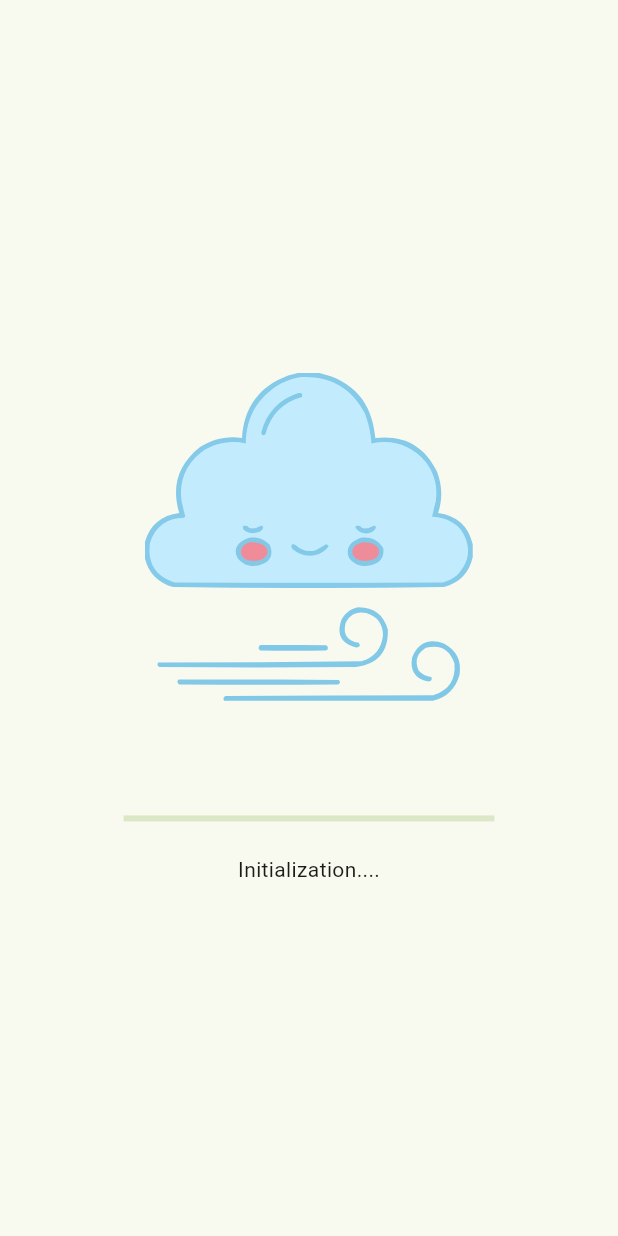
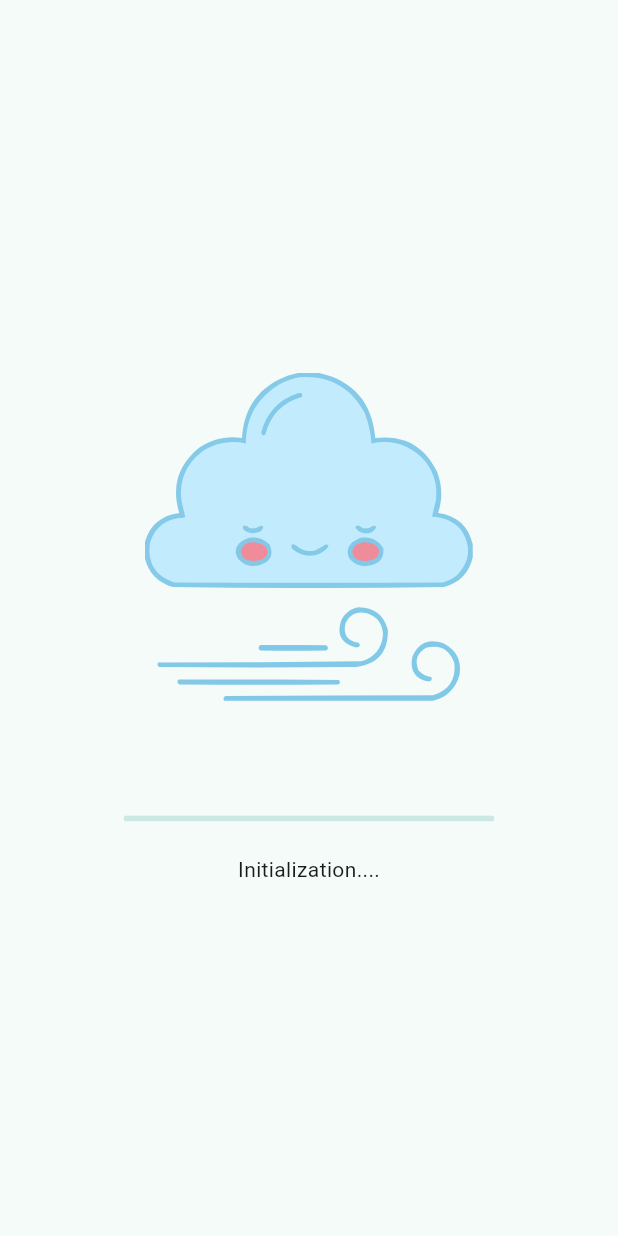
Before and after one commit to NikitaMasev/weather_app, a Flutter app: the first screen one second after launch, on a phone screen of 412 x 824 dp. Run offline on Flutter 3.47's test engine with Material 3 defaults, Android fonts, the phone set to English and light mode, and no system bars; our stand-ins replace flutter_svg, sentry_flutter, shared_preferences, vector_graphics; generated files the repository leaves out were written again.

Commit message:
changed style progress_description_animation.dart; changed color scheme;

```diff
--- a/lib/presentation/pages/start_flow/splash_page.dart
+++ b/lib/presentation/pages/start_flow/splash_page.dart
@@ -26,7 +26,6 @@ class _SplashPageState extends State<SplashPage> {
         .catchError((final err) {
       ///TODO If error initialization=>log and send to crashlytic
     }).then((final appDependencies) {
-      ///TODO Navigate to next screen
       AppDependenciesProvider.setUp(context, appDependencies);
 
       Navigator.of(context).pushReplacement(
--- a/lib/presentation/theming/theme_builder.dart
+++ b/lib/presentation/theming/theme_builder.dart
@@ -35,100 +35,100 @@ sealed class ThemeBuilder {
 
   static ColorScheme _lightScheme() => const ColorScheme(
         brightness: Brightness.light,
-        primary: Color(4283196971),
-        surfaceTint: Color(4283196971),
+        primary: Color(4278217316),
+        surfaceTint: Color(4278217316),
         onPrimary: Color(4294967295),
-        primaryContainer: Color(4291685795),
-        onPrimaryContainer: Color(4279246848),
-        secondary: Color(4283982409),
+        primaryContainer: Color(4288541417),
+        onPrimaryContainer: Color(4278198302),
+        secondary: Color(4283065184),
         onSecondary: Color(4294967295),
-        secondaryContainer: Color(4292667336),
-        onSecondaryContainer: Color(4279574027),
-        tertiary: Color(4281886307),
+        secondaryContainer: Color(4291619044),
+        onSecondaryContainer: Color(4278525725),
+        tertiary: Color(4282933626),
         onTertiary: Color(4294967295),
-        tertiaryContainer: Color(4290571495),
-        onTertiaryContainer: Color(4278198302),
+        tertiaryContainer: Color(4291814911),
+        onTertiaryContainer: Color(4278197556),
         error: Color(4290386458),
         onError: Color(4294967295),
         errorContainer: Color(4294957782),
         onErrorContainer: Color(4282449922),
-        surface: Color(4294572783),
-        onSurface: Color(4279901206),
-        onSurfaceVariant: Color(4282665021),
-        outline: Color(4285888876),
-        outlineVariant: Color(4291152058),
+        surface: Color(4294245369),
+        onSurface: Color(4279639324),
+        onSurfaceVariant: Color(4282337607),
+        outline: Color(4285495671),
+        outlineVariant: Color(4290693574),
         shadow: Color(4278190080),
         scrim: Color(4278190080),
-        inverseSurface: Color(4281282858),
-        inversePrimary: Color(4289843594),
-        primaryFixed: Color(4291685795),
-        onPrimaryFixed: Color(4279246848),
-        primaryFixedDim: Color(4289843594),
-        onPrimaryFixedVariant: Color(4281683478),
-        secondaryFixed: Color(4292667336),
-        onSecondaryFixed: Color(4279574027),
-        secondaryFixedDim: Color(4290759597),
-        onSecondaryFixedVariant: Color(4282403379),
-        tertiaryFixed: Color(4290571495),
-        onTertiaryFixed: Color(4278198302),
-        tertiaryFixedDim: Color(4288729291),
-        onTertiaryFixedVariant: Color(4280241739),
-        surfaceDim: Color(4292533200),
-        surfaceBright: Color(4294572783),
+        inverseSurface: Color(4281020977),
+        inversePrimary: Color(4286698957),
+        primaryFixed: Color(4288541417),
+        onPrimaryFixed: Color(4278198302),
+        primaryFixedDim: Color(4286698957),
+        onPrimaryFixedVariant: Color(4278210635),
+        secondaryFixed: Color(4291619044),
+        onSecondaryFixed: Color(4278525725),
+        secondaryFixedDim: Color(4289776840),
+        onSecondaryFixedVariant: Color(4281486153),
+        tertiaryFixed: Color(4291814911),
+        onTertiaryFixed: Color(4278197556),
+        tertiaryFixedDim: Color(4289710567),
+        onTertiaryFixedVariant: Color(4281354594),
+        surfaceDim: Color(4292205530),
+        surfaceBright: Color(4294245369),
         surfaceContainerLowest: Color(4294967295),
-        surfaceContainerLow: Color(4294178025),
-        surfaceContainer: Color(4293849059),
-        surfaceContainerHigh: Color(4293454302),
-        surfaceContainerHighest: Color(4293059544),
+        surfaceContainerLow: Color(4293916147),
+        surfaceContainer: Color(4293521389),
+        surfaceContainerHigh: Color(4293126632),
+        surfaceContainerHighest: Color(4292732130),
       );
 
   static ColorScheme _darkScheme() => const ColorScheme(
         brightness: Brightness.dark,
-        primary: Color(4289843594),
-        surfaceTint: Color(4289843594),
-        onPrimary: Color(4280235777),
-        primaryContainer: Color(4281683478),
-        onPrimaryContainer: Color(4291685795),
-        secondary: Color(4290759597),
-        onSecondary: Color(4280955678),
-        secondaryContainer: Color(4282403379),
-        onSecondaryContainer: Color(4292667336),
-        tertiary: Color(4288729291),
-        onTertiary: Color(4278204213),
-        tertiaryContainer: Color(4280241739),
-        onTertiaryContainer: Color(4290571495),
+        primary: Color(4286698957),
+        surfaceTint: Color(4286698957),
+        onPrimary: Color(4278204212),
+        primaryContainer: Color(4278210635),
+        onPrimaryContainer: Color(4288541417),
+        secondary: Color(4289776840),
+        onSecondary: Color(4280038706),
+        secondaryContainer: Color(4281486153),
+        onSecondaryContainer: Color(4291619044),
+        tertiary: Color(4289710567),
+        onTertiary: Color(4279775818),
+        tertiaryContainer: Color(4281354594),
+        onTertiaryContainer: Color(4291814911),
         error: Color(4294948011),
         onError: Color(4285071365),
         errorContainer: Color(4287823882),
         onErrorContainer: Color(4294957782),
-        surface: Color(4279374862),
-        onSurface: Color(4293059544),
-        onSurfaceVariant: Color(4291152058),
-        outline: Color(4287599237),
-        outlineVariant: Color(4282665021),
+        surface: Color(4279112980),
+        onSurface: Color(4292732130),
+        onSurfaceVariant: Color(4290693574),
+        outline: Color(4287206289),
+        outlineVariant: Color(4282337607),
         shadow: Color(4278190080),
         scrim: Color(4278190080),
-        inverseSurface: Color(4293059544),
-        inversePrimary: Color(4283196971),
-        primaryFixed: Color(4291685795),
-        onPrimaryFixed: Color(4279246848),
-        primaryFixedDim: Color(4289843594),
-        onPrimaryFixedVariant: Color(4281683478),
-        secondaryFixed: Color(4292667336),
-        onSecondaryFixed: Color(4279574027),
-        secondaryFixedDim: Color(4290759597),
-        onSecondaryFixedVariant: Color(4282403379),
-        tertiaryFixed: Color(4290571495),
-        onTertiaryFixed: Color(4278198302),
-        tertiaryFixedDim: Color(4288729291),
-        onTertiaryFixedVariant: Color(4280241739),
-        surfaceDim: Color(4279374862),
-        surfaceBright: Color(4281874994),
-        surfaceContainerLowest: Color(4278980361),
-        surfaceContainerLow: Color(4279901206),
-        surfaceContainer: Color(4280164378),
-        surfaceContainerHigh: Color(4280822564),
-        surfaceContainerHighest: Color(4281546286),
+        inverseSurface: Color(4292732130),
+        inversePrimary: Color(4278217316),
+        primaryFixed: Color(4288541417),
+        onPrimaryFixed: Color(4278198302),
+        primaryFixedDim: Color(4286698957),
+        onPrimaryFixedVariant: Color(4278210635),
+        secondaryFixed: Color(4291619044),
+        onSecondaryFixed: Color(4278525725),
+        secondaryFixedDim: Color(4289776840),
+        onSecondaryFixedVariant: Color(4281486153),
+        tertiaryFixed: Color(4291814911),
+        onTertiaryFixed: Color(4278197556),
+        tertiaryFixedDim: Color(4289710567),
+        onTertiaryFixedVariant: Color(4281354594),
+        surfaceDim: Color(4279112980),
+        surfaceBright: Color(4281612857),
+        surfaceContainerLowest: Color(4278783759),
+        surfaceContainerLow: Color(4279639324),
+        surfaceContainer: Color(4279902496),
+        surfaceContainerHigh: Color(4280625962),
+        surfaceContainerHighest: Color(4281284149),
       );
 
   static List<ThemeExtension> _getLightExtensions() => [
--- a/lib/presentation/widgets/anim/progress_description_animation.dart
+++ b/lib/presentation/widgets/anim/progress_description_animation.dart
@@ -22,8 +22,15 @@ class ProgressDescriptionAnimation extends StatelessWidget {
               final val,
               final _,
             ) =>
-              LinearProgressIndicator(///TODO make rounded edge
+                ClipRRect(
+              borderRadius: const BorderRadius.all(
+                Radius.circular(
+                  10,
+                ),
+              ),
+              child: LinearProgressIndicator(
                 value: val,
+              ),
             ),
           ),
           const SizedBox(
```
Lines whose indentation alone changed are shown as unchanged.
